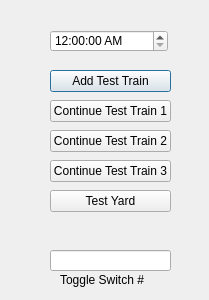
The window that TrackModel/wayside.ui (joeschurer/ECE1140) describes before a commit, drawn with Qt 5.
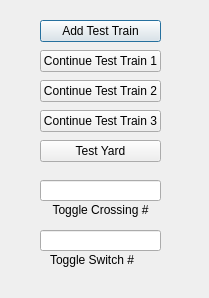
The same window after the commit.

```diff
--- a/TrackModel/wayside.ui
+++ b/TrackModel/wayside.ui
@@ -7,55 +7,17 @@
     <x>0</x>
     <y>0</y>
     <width>209</width>
-    <height>300</height>
+    <height>298</height>
    </rect>
   </property>
   <property name="windowTitle">
    <string>Dialog</string>
   </property>
-  <widget class="QTimeEdit" name="timer">
-   <property name="geometry">
-    <rect>
-     <x>50</x>
-     <y>30</y>
-     <width>118</width>
-     <height>22</height>
-    </rect>
-   </property>
-   <property name="autoFillBackground">
-    <bool>false</bool>
-   </property>
-   <property name="inputMethodHints">
-    <set>Qt::ImhNone</set>
-   </property>
-   <property name="keyboardTracking">
-    <bool>false</bool>
-   </property>
-   <property name="maximumDateTime">
-    <datetime>
-     <hour>23</hour>
-     <minute>59</minute>
-     <second>59</second>
-     <year>2000</year>
-     <month>1</month>
-     <day>1</day>
-    </datetime>
-   </property>
-   <property name="currentSection">
-    <enum>QDateTimeEdit::AmPmSection</enum>
-   </property>
-   <property name="displayFormat">
-    <string>h:mm:ss AP</string>
-   </property>
-   <property name="currentSectionIndex">
-    <number>3</number>
-   </property>
-  </widget>
   <widget class="QPushButton" name="test1">
    <property name="geometry">
     <rect>
-     <x>50</x>
-     <y>70</y>
+     <x>40</x>
+     <y>20</y>
      <width>121</width>
      <height>22</height>
     </rect>
@@ -67,8 +29,8 @@
   <widget class="QPushButton" name="cont1_1">
    <property name="geometry">
     <rect>
-     <x>50</x>
-     <y>100</y>
+     <x>40</x>
+     <y>50</y>
      <width>121</width>
      <height>22</height>
     </rect>
@@ -80,8 +42,8 @@
   <widget class="QLineEdit" name="toggleSwitch">
    <property name="geometry">
     <rect>
-     <x>50</x>
-     <y>250</y>
+     <x>40</x>
+     <y>230</y>
      <width>121</width>
      <height>21</height>
     </rect>
@@ -90,8 +52,8 @@
   <widget class="QLabel" name="label">
    <property name="geometry">
     <rect>
-     <x>60</x>
-     <y>270</y>
+     <x>50</x>
+     <y>250</y>
      <width>101</width>
      <height>20</height>
     </rect>
@@ -103,8 +65,8 @@
   <widget class="QPushButton" name="cont1_2">
    <property name="geometry">
     <rect>
-     <x>50</x>
-     <y>130</y>
+     <x>40</x>
+     <y>80</y>
      <width>121</width>
      <height>22</height>
     </rect>
@@ -116,8 +78,8 @@
   <widget class="QPushButton" name="cont1_3">
    <property name="geometry">
     <rect>
-     <x>50</x>
-     <y>160</y>
+     <x>40</x>
+     <y>110</y>
      <width>121</width>
      <height>22</height>
     </rect>
@@ -129,8 +91,8 @@
   <widget class="QPushButton" name="testYard">
    <property name="geometry">
     <rect>
-     <x>50</x>
-     <y>190</y>
+     <x>40</x>
+     <y>140</y>
      <width>121</width>
      <height>22</height>
     </rect>
@@ -139,6 +101,32 @@
     <string>Test Yard</string>
    </property>
   </widget>
+  <widget class="QLineEdit" name="toggleCrossing">
+   <property name="geometry">
+    <rect>
+     <x>40</x>
+     <y>180</y>
+     <width>121</width>
+     <height>21</height>
+    </rect>
+   </property>
+  </widget>
+  <widget class="QLabel" name="label_2">
+   <property name="geometry">
+    <rect>
+     <x>40</x>
+     <y>200</y>
+     <width>121</width>
+     <height>20</height>
+    </rect>
+   </property>
+   <property name="text">
+    <string>Toggle Crossing #</string>
+   </property>
+   <property name="alignment">
+    <set>Qt::AlignCenter</set>
+   </property>
+  </widget>
  </widget>
  <resources/>
  <connections/>
```
